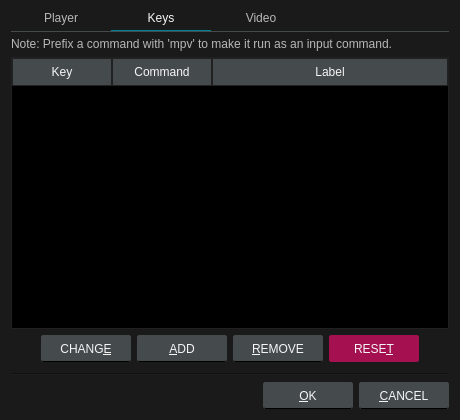
First picture: the form in src/ui/preferencesdialog.ui, repository u8sand/Baka-MPlayer, before the edit.
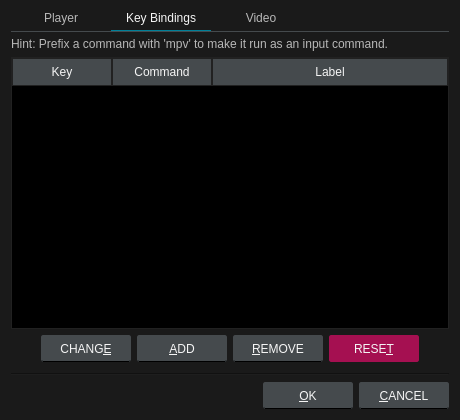
Second picture: the form after the edit. The open tabs and pages were chosen to show the change. Icons and pictures are not drawn.

Commit message: preferencesdialog.ui: rename Keys to Key Bindings

```diff
--- a/src/ui/preferencesdialog.ui
+++ b/src/ui/preferencesdialog.ui
@@ -368,7 +368,7 @@
      </widget>
      <widget class="QWidget" name="tab_3">
       <attribute name="title">
-       <string>Keys</string>
+       <string>Key Bindings</string>
       </attribute>
       <layout class="QVBoxLayout" name="verticalLayout_5">
        <property name="leftMargin">
@@ -391,7 +391,7 @@
 }</string>
          </property>
          <property name="text">
-          <string>Note: Prefix a command with 'mpv' to make it run as an input command.</string>
+          <string>Hint: Prefix a command with 'mpv' to make it run as an input command.</string>
          </property>
          <property name="wordWrap">
           <bool>true</bool>
```
